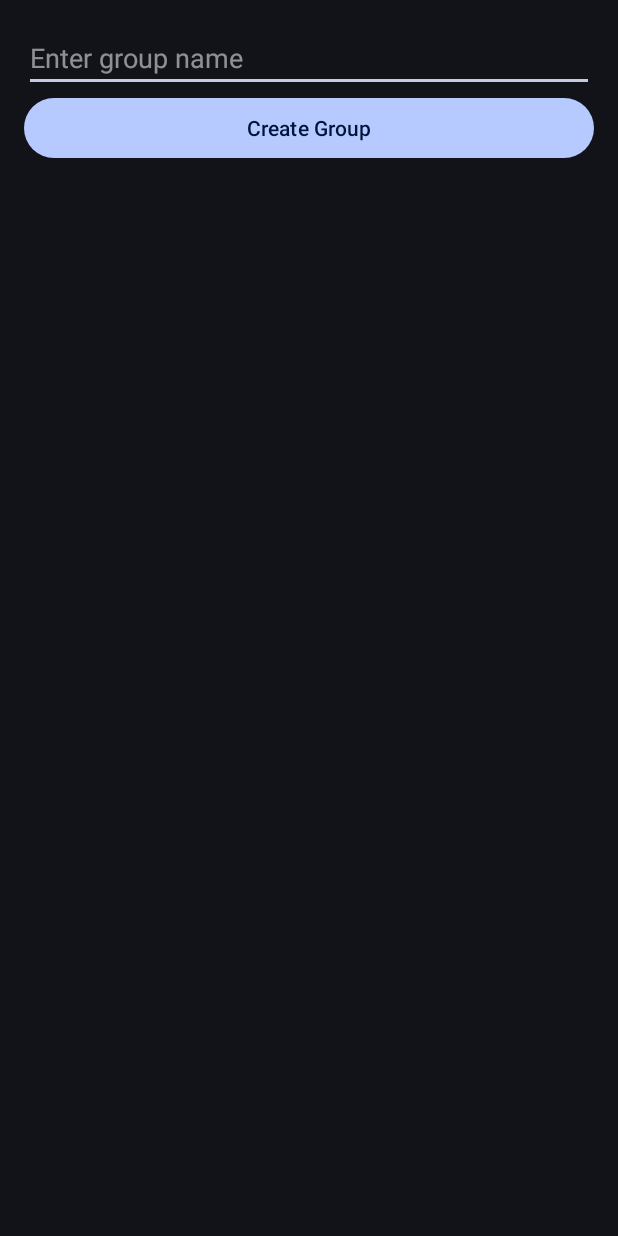
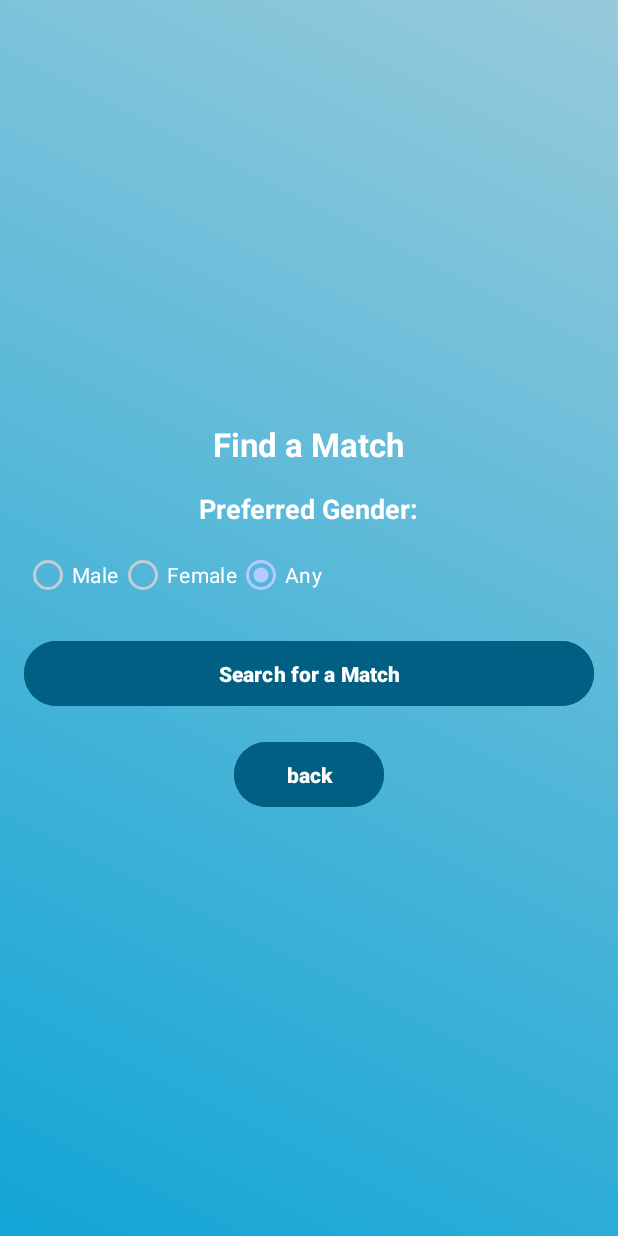
Before and after one commit to RIO160/pingmate, an Android app: the screen it shows after launch once a user with an empty profile is signed in (GroupCreationActivity before the commit, SearchActivity after it), after a tap on "PingMate", on a phone screen of 412 x 824 dp. Run offline under Robolectric (Android 15) with nearby library versions, the phone set to English and light mode, and no system bars; our stand-ins replace CircleImageView, Firebase (no records; nobody signed in at launch, a user with empty details on screens opened directly); pictures from the network do not load.

Commit message:
Update Glide library version, add gender fields to sign-up and profile edit layouts, implement search functionality based on gender preferences, and enhance user matching feature.

```diff
--- a/app/build.gradle.kts
+++ b/app/build.gradle.kts
@@ -62,6 +62,8 @@ dependencies {
     implementation ("com.github.bumptech.glide:glide:4.12.0")
     implementation ("de.hdodenhof:circleimageview:3.1.0")
     implementation ("androidx.constraintlayout:constraintlayout:2.1.4")
+    implementation ("com.github.bumptech.glide:glide:4.15.1")
+    annotationProcessor ("com.github.bumptech.glide:compiler:4.15.1")
 
 
 
--- a/app/src/main/AndroidManifest.xml
+++ b/app/src/main/AndroidManifest.xml
@@ -39,6 +39,7 @@
         <activity android:name=".ChatActivity" />
         <activity android:name=".GroupCreationActivity" />
         <activity android:name=".ProfileEditActivity"/>
+        <activity android:name=".SearchActivity"/>
 
         <service
             android:name=".messaging_service"
--- a/app/src/main/java/com/example/pingmate/ChatActivity.java
+++ b/app/src/main/java/com/example/pingmate/ChatActivity.java
@@ -1,5 +1,6 @@
 package com.example.pingmate;
 
+import android.content.Intent;
 import android.graphics.Color;
 import android.graphics.drawable.Drawable;
 import android.graphics.drawable.GradientDrawable;
@@ -20,6 +21,8 @@ import androidx.recyclerview.widget.RecyclerView;
 import com.bumptech.glide.Glide;
 import com.google.firebase.auth.FirebaseAuth;
 import com.google.firebase.firestore.DocumentChange;
+import com.google.firebase.firestore.DocumentReference;
+import com.google.firebase.firestore.DocumentSnapshot;
 import com.google.firebase.firestore.FirebaseFirestore;
 
 
--- /dev/null
+++ b/app/src/main/java/com/example/pingmate/SearchActivity.java
@@ -0,0 +1,104 @@
+package com.example.pingmate;
+
+import android.content.Intent;
+import android.os.Bundle;
+import android.view.View;
+import android.widget.Button;
+import android.widget.ProgressBar;
+import android.widget.RadioGroup;
+import android.widget.TextView;
+import android.widget.Toast;
+
+import androidx.appcompat.app.AppCompatActivity;
+
+import com.google.firebase.auth.FirebaseAuth;
+import com.google.firebase.firestore.DocumentSnapshot;
+import com.google.firebase.firestore.FirebaseFirestore;
+
+import java.util.Random;
+
+public class SearchActivity extends AppCompatActivity {
+    private Button searchBtn, BackBtn;
+    private ProgressBar searchProgress;
+    private TextView matchResult;
+    private RadioGroup genderRadioGroup;
+    private FirebaseFirestore db;
+
+    @Override
+    protected void onCreate(Bundle savedInstanceState) {
+        super.onCreate(savedInstanceState);
+        setContentView(R.layout.search_activity); // Ensure your XML file is named correctly
+
+        searchBtn = findViewById(R.id.searchBtn);
+        BackBtn = findViewById(R.id.BackBtn);
+        searchProgress = findViewById(R.id.searchProgress);
+        matchResult = findViewById(R.id.matchResult);
+        genderRadioGroup = findViewById(R.id.genderRadioGroup);
+        db = FirebaseFirestore.getInstance();
+
+        BackBtn.setOnClickListener(view -> {
+            Intent intent = new Intent(SearchActivity.this, homepage.class);
+            startActivity(intent);
+        });
+
+        searchBtn.setOnClickListener(v -> searchForMatch());
+    }
+
+    private void searchForMatch() {
+        searchProgress.setVisibility(View.VISIBLE); // Show animation
+        matchResult.setVisibility(View.GONE);
+
+        // Get the preferred gender
+        String preferredGender = getSelectedGender();
+
+        // Fetch users from Firebase based on gender preference
+        db.collection("users")
+                .whereEqualTo("gender", preferredGender)
+                .whereEqualTo("status", "Online")
+                .get()
+                .addOnSuccessListener(queryDocumentSnapshots -> {
+                    searchProgress.setVisibility(View.GONE);
+
+                    if (!queryDocumentSnapshots.isEmpty()) {
+                        int randomIndex = new Random().nextInt(queryDocumentSnapshots.size());
+                        DocumentSnapshot match = queryDocumentSnapshots.getDocuments().get(randomIndex);
+                        String matchedUser = match.getString("username");
+                        String receiverId = match.getId();
+
+                        // Save the match message to Firestore
+                        String uid = FirebaseAuth.getInstance().getCurrentUser().getUid();
+                        db.collection("users").document(uid)
+                                .update("matchMessage", "You got matched with " + matchedUser)
+                                .addOnSuccessListener(aVoid -> {
+                                    // Start ChatActivity with matched user information
+                                    Intent intent = new Intent(SearchActivity.this, ChatActivity.class);
+                                    intent.putExtra("matchedUser", matchedUser);
+                                    intent.putExtra("receiverId", receiverId);
+                                    startActivity(intent);
+                                })
+                                .addOnFailureListener(e -> Toast.makeText(SearchActivity.this, "Error saving match message", Toast.LENGTH_SHORT).show());
+
+                        matchResult.setText("Matched with: " + matchedUser);
+                        matchResult.setVisibility(View.VISIBLE);
+                    } else {
+                        matchResult.setText("No matches found.");
+                        matchResult.setVisibility(View.VISIBLE);
+                    }
+                })
+                .addOnFailureListener(e -> {
+                    searchProgress.setVisibility(View.GONE);
+                    Toast.makeText(SearchActivity.this, "Error finding match", Toast.LENGTH_SHORT).show();
+                });
+    }
+
+    private String getSelectedGender() {
+        int selectedId = genderRadioGroup.getCheckedRadioButtonId();
+        if (selectedId == R.id.radioMale) {
+            return "Male";
+        } else if (selectedId == R.id.radioFemale) {
+            return "Female";
+        } else {
+            return "Any"; // Fetch any gender
+        }
+    }
+}
--- a/app/src/main/java/com/example/pingmate/homepage.java
+++ b/app/src/main/java/com/example/pingmate/homepage.java
@@ -17,20 +17,14 @@ import androidx.recyclerview.widget.RecyclerView;
 
 import com.bumptech.glide.Glide;
 import com.google.android.material.floatingactionbutton.FloatingActionButton;
-import com.example.pingmate.ChatActivity;
 import com.google.firebase.auth.FirebaseAuth;
 import com.google.firebase.firestore.DocumentSnapshot;
 import com.google.firebase.firestore.FieldValue;
 import com.google.firebase.firestore.FirebaseFirestore;
-import com.google.firebase.firestore.QueryDocumentSnapshot;
-import com.google.firebase.firestore.auth.User;
 import com.google.firebase.messaging.FirebaseMessaging;
-import com.google.firebase.firestore.QuerySnapshot;
 
-import java.util.HashMap;
 import java.util.List;
 import java.util.ArrayList;
-import java.util.Map;
 
 public class homepage extends AppCompatActivity {
     private FirebaseAuth firebaseAuth;
@@ -78,9 +72,10 @@ public class homepage extends AppCompatActivity {
         Signout = findViewById(R.id.Signout);
         usernameTextView = findViewById(R.id.usernameTextView); // Reference to the username TextView
 
+        //change to searching for a match button
         FloatingActionButton fabNewchat = findViewById(R.id.fabNewChat);
         fabNewchat.setOnClickListener(view -> {
-            Intent intent = new Intent(homepage.this, GroupCreationActivity.class);
+            Intent intent = new Intent(homepage.this, SearchActivity.class);
             startActivity(intent);
         });
 
@@ -142,6 +137,7 @@ public class homepage extends AppCompatActivity {
                         if (user != null) {
                             // Use Firestore's document ID as the user ID
                             user.setId(document.getId());
+                            user.setMatchedMessage(document.getString("matchedMessage"));
 
                             // Exclude the current logged-in user
                             if (!user.getId().equals(currentUserId)) {
--- a/app/src/main/res/layout/homepage_chat.xml
+++ b/app/src/main/res/layout/homepage_chat.xml
@@ -1,4 +1,3 @@
-<?xml version="1.0" encoding="utf-8"?>
 <androidx.constraintlayout.widget.ConstraintLayout
     xmlns:android="http://schemas.android.com/apk/res/android"
     xmlns:app="http://schemas.android.com/apk/res-auto"
--- /dev/null
+++ b/app/src/main/res/layout/search_activity.xml
@@ -0,0 +1,108 @@
+<?xml version="1.0" encoding="utf-8"?>
+<LinearLayout
+    xmlns:android="http://schemas.android.com/apk/res/android"
+    android:layout_width="match_parent"
+    android:layout_height="match_parent"
+    android:orientation="vertical"
+    android:padding="16dp"
+    android:gravity="center"
+    android:background="@drawable/gradient2_color">
+
+    <!-- Title -->
+    <TextView
+        android:id="@+id/searchTitle"
+        android:layout_width="wrap_content"
+        android:layout_height="wrap_content"
+        android:text="Find a Match"
+        android:textSize="22sp"
+        android:textColor="@color/white"
+        android:textStyle="bold"
+
+        android:layout_gravity="center"
+        android:paddingBottom="16dp"/>
+
+    <!-- Gender Selection -->
+    <TextView
+        android:layout_width="wrap_content"
+        android:layout_height="wrap_content"
+        android:text="Preferred Gender:"
+        android:textSize="18sp"
+        android:textStyle="bold"
+        android:textColor="@color/white"
+        android:paddingBottom="8dp"/>
+
+    <RadioGroup
+        android:id="@+id/genderRadioGroup"
+        android:layout_width="match_parent"
+        android:layout_height="wrap_content"
+        android:orientation="horizontal">
+
+        <RadioButton
+            android:id="@+id/radioMale"
+            android:layout_width="wrap_content"
+            android:layout_height="wrap_content"
+            android:textColor="@color/white"
+            android:text="Male"/>
+
+        <RadioButton
+            android:id="@+id/radioFemale"
+            android:layout_width="wrap_content"
+            android:layout_height="wrap_content"
+            android:textColor="@color/white"
+            android:text="Female"/>
+
+        <RadioButton
+            android:id="@+id/radioAny"
+            android:layout_width="wrap_content"
+            android:layout_height="wrap_content"
+            android:textColor="@color/white"
+            android:text="Any"
+            android:checked="true"/>
+    </RadioGroup>
+
+    <!-- Search Button -->
+    <Button
+        android:id="@+id/searchBtn"
+        android:layout_width="match_parent"
+        android:layout_height="wrap_content"
+        android:text="Search for a Match"
+        android:backgroundTint="#005F83"
+        android:textColor="@android:color/white"
+        android:padding="12dp"
+        android:textStyle="bold"
+        android:layout_marginTop="16dp"/>
+
+    <!-- back Button -->
+    <Button
+        android:id="@+id/BackBtn"
+        android:layout_width="100dp"
+        android:layout_height="wrap_content"
+        android:text="back"
+        android:backgroundTint="#005F83"
+        android:textColor="@android:color/white"
+        android:padding="12dp"
+        android:textStyle="bold"
+        android:layout_marginTop="16dp"/>
+
+    <!-- ProgressBar (Hidden by Default) -->
+    <ProgressBar
+        android:id="@+id/searchProgress"
+        android:layout_width="wrap_content"
+        android:layout_height="wrap_content"
+        android:visibility="gone"
+        android:layout_marginTop="20dp"
+        android:indeterminate="true"/>
+
+    <!-- Match Result (Hidden Initially) -->
+    <TextView
+        android:id="@+id/matchResult"
+        android:layout_width="wrap_content"
+        android:layout_height="wrap_content"
+        android:text="No match found yet."
+        android:textSize="18sp"
+        android:visibility="gone"
+        android:paddingTop="16dp"
+        android:textStyle="bold"
+        android:textColor="@android:color/black"/>
+
+</LinearLayout>
```
Also changed, not shown: app/src/main/java/com/example/pingmate/ProfileEditActivity.java (+11 -3 lines), app/src/main/java/com/example/pingmate/SignUpActivity.java (+10 -1 lines), app/src/main/java/com/example/pingmate/Users.java (+35 -18 lines), app/src/main/res/layout/activity_sign_up.xml (+17 -1 lines), app/src/main/res/layout/profile_edit.xml (+17 -2 lines), app/src/main/res/layout/user_item.xml (+9 -3 lines).
